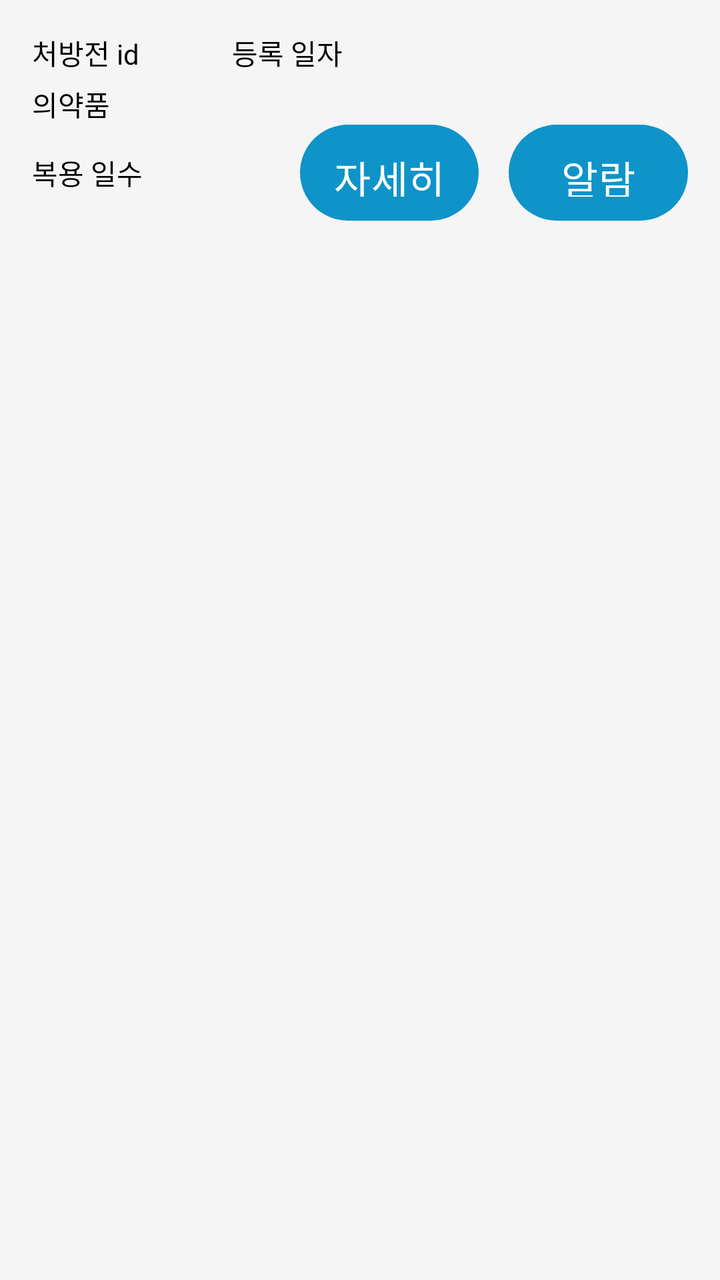
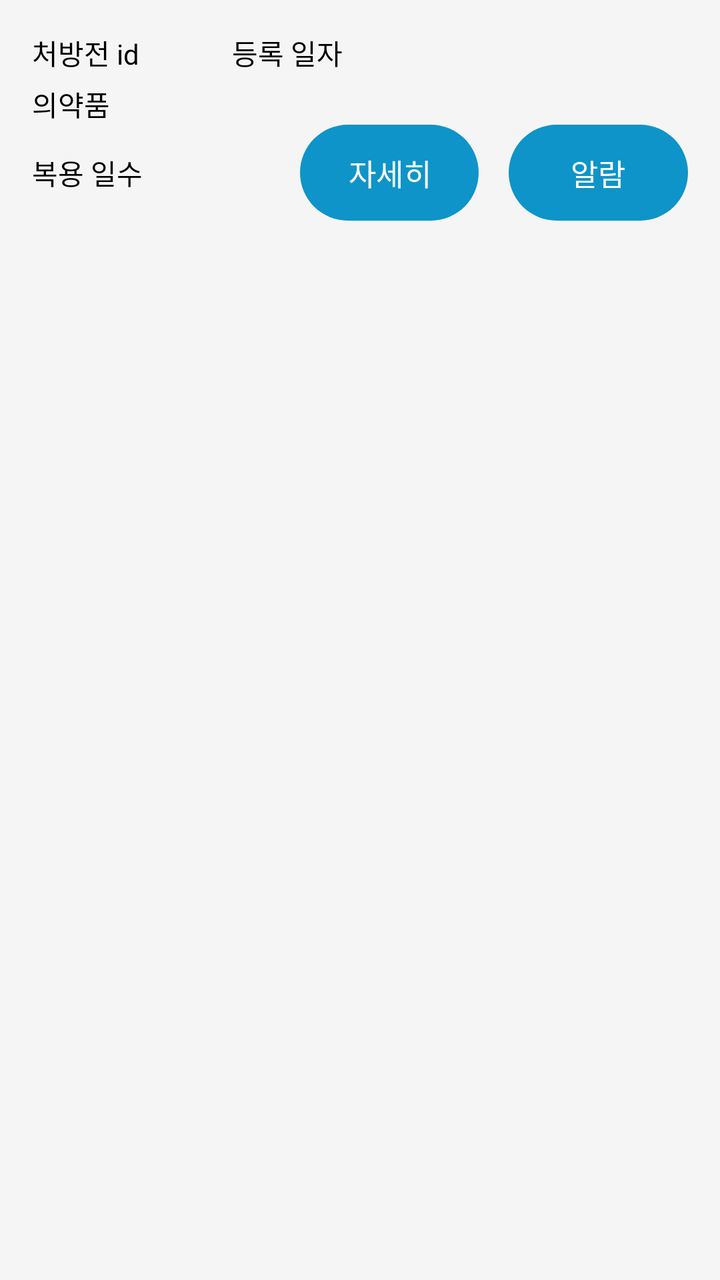

The first picture is an Android layout as it rendered before a commit; the second is the same layout after the commit. The layout source and the unified diff follow.
<!-- AndroidManifest.xml: application theme Theme.MyApplication -->
<!-- res/layout/prescription_frame.xml -->
<?xml version="1.0" encoding="utf-8"?>
<FrameLayout xmlns:android="http://schemas.android.com/apk/res/android"
    android:layout_width="match_parent"
    android:layout_height="wrap_content"
    android:background="@color/cardBackground"
    android:padding="16dp"
    android:layout_marginBottom="16dp">

    <LinearLayout
        android:layout_width="match_parent"
        android:layout_height="wrap_content"
        android:orientation="vertical">

        <LinearLayout
            android:layout_width="match_parent"
            android:layout_height="wrap_content"
            android:layout_marginBottom="5dp">

            <TextView
                android:id="@+id/prescriptionId"
                android:layout_width="100dp"
                android:layout_height="wrap_content"
                android:text="처방전 id"
                android:textColor="@color/textPrimary" />

            <TextView
                android:id="@+id/prescriptionDate"
                android:layout_width="match_parent"
                android:layout_height="wrap_content"
                android:text="등록 일자"
                android:textColor="@color/textPrimary" />
        </LinearLayout>

    <LinearLayout
        android:layout_width="match_parent"
        android:layout_height="wrap_content">
        <TextView
            android:id="@+id/medications"
            android:layout_width="0dp"
            android:layout_height="match_parent"
            android:gravity="center_vertical"
            android:layout_weight="2"
            android:text="의약품"
            android:textColor="@color/textPrimary" />
    </LinearLayout>

        <LinearLayout
            android:layout_width="match_parent"
            android:layout_height="wrap_content">

            <TextView
                android:id="@+id/prescriptionDuration"
                android:layout_width="0dp"
                android:layout_height="match_parent"
                android:gravity="center_vertical"
                android:layout_weight="2"
                android:text="복용 일수"
                android:textColor="@color/textPrimary" />

            <Button
                android:id="@+id/detail"
                android:layout_width="0dp"
                android:layout_height="48dp"
                android:layout_gravity="center"
                android:layout_marginLeft="15dp"
                android:layout_weight="1.5"
                android:text="자세히"
                android:textSize="20sp"
                android:textColor="#FFFFFF"
                android:background="@drawable/rounded_button"
                android:padding="8dp"
                android:gravity="center" />

            <Button
                android:id="@+id/alarm"
                android:layout_width="0dp"
                android:layout_height="48dp"
                android:layout_gravity="center"
                android:layout_marginLeft="15dp"
                android:layout_weight="1.5"
                android:text="알람"
                android:textSize="20sp"
                android:textColor="#FFFFFF"
                android:background="@drawable/rounded_button"
                android:padding="8dp"
                android:gravity="center" />
        </LinearLayout>
    </LinearLayout>
</FrameLayout>
<!-- resources referenced by this layout -->
<resources>
  <color name="cardBackground">#F5F5F5</color>
  <color name="textPrimary">#000000</color>
  <!-- drawable rounded_button (drawable) -->
  <?xml version="1.0" encoding="utf-8"?>
  <shape xmlns:android="http://schemas.android.com/apk/res/android"
      android:shape="rectangle">
      <solid android:color="#9575CD" /> 
      <corners android:radius="24dp" /> 
  </shape>
  <style name="Theme.MyApplication" parent="Base.Theme.MyApplication" />
  <style name="Base.Theme.MyApplication" parent="Theme.Material3.DayNight.NoActionBar">
          
          <item name="colorPrimary">@color/primary</item>
          <item name="colorOnPrimary">@color/textPrimary</item>
  
          <item name="android:colorBackground">@color/background</item>
          <item name="android:textColor">@color/textPrimary</item>
  
          <item name="android:statusBarColor">@color/background</item>
          <item name="android:navigationBarColor">@color/background</item>
      </style>
  <color name="primary">#0E94C9</color>
  <color name="background">#FFFFFF</color>
</resources>

<!-- the commit's change to res/layout/prescription_frame.xml (unified diff, before → after) -->
@@ -65,7 +65,7 @@
                 android:layout_marginLeft="15dp"
                 android:layout_weight="1.5"
                 android:text="자세히"
-                android:textSize="20sp"
+                android:textSize="15sp"
                 android:textColor="#FFFFFF"
                 android:background="@drawable/rounded_button"
                 android:padding="8dp"
@@ -79,7 +79,7 @@
                 android:layout_marginLeft="15dp"
                 android:layout_weight="1.5"
                 android:text="알람"
-                android:textSize="20sp"
+                android:textSize="15sp"
                 android:textColor="#FFFFFF"
                 android:background="@drawable/rounded_button"
                 android:padding="8dp"
